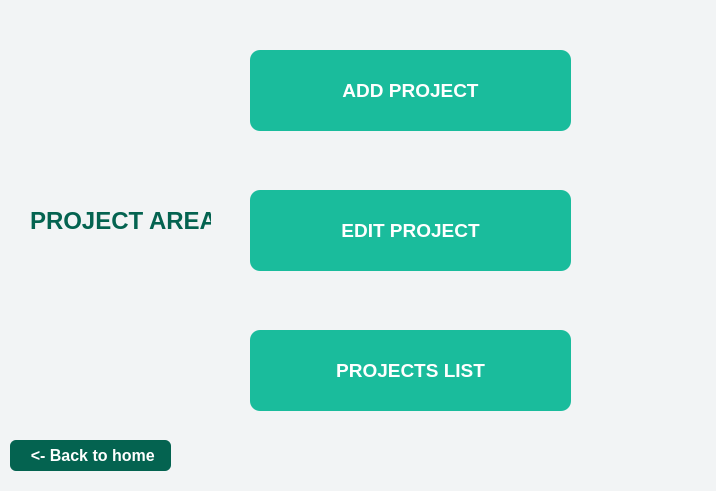
This is Project.ui in omaymaoulad/Freelancer_QT as Qt 5 draws it before an edit. The edited form follows.
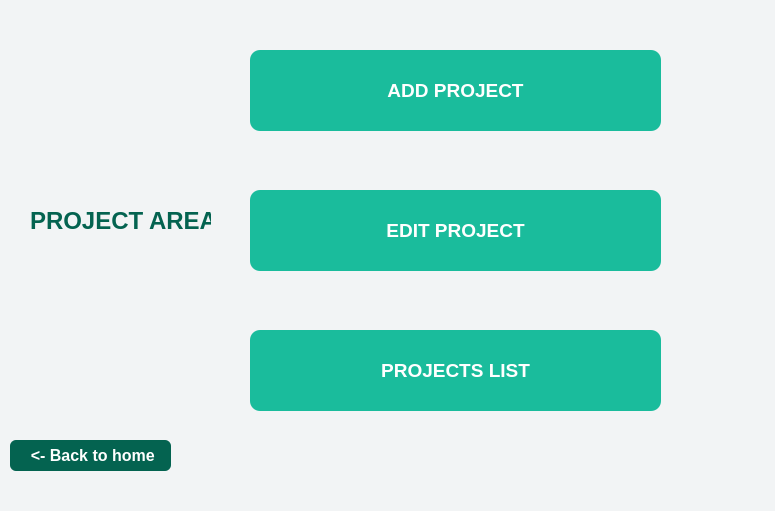
This is the edited form.

```diff
--- a/Project.ui
+++ b/Project.ui
@@ -6,8 +6,8 @@
    <rect>
     <x>0</x>
     <y>0</y>
-    <width>716</width>
-    <height>491</height>
+    <width>775</width>
+    <height>511</height>
    </rect>
   </property>
   <property name="windowTitle">
@@ -23,7 +23,7 @@
     <rect>
      <x>250</x>
      <y>50</y>
-     <width>321</width>
+     <width>411</width>
      <height>81</height>
     </rect>
    </property>
@@ -53,7 +53,7 @@
     <rect>
      <x>250</x>
      <y>190</y>
-     <width>321</width>
+     <width>411</width>
      <height>81</height>
     </rect>
    </property>
@@ -83,7 +83,7 @@
     <rect>
      <x>250</x>
      <y>330</y>
-     <width>321</width>
+     <width>411</width>
      <height>81</height>
     </rect>
    </property>
```
